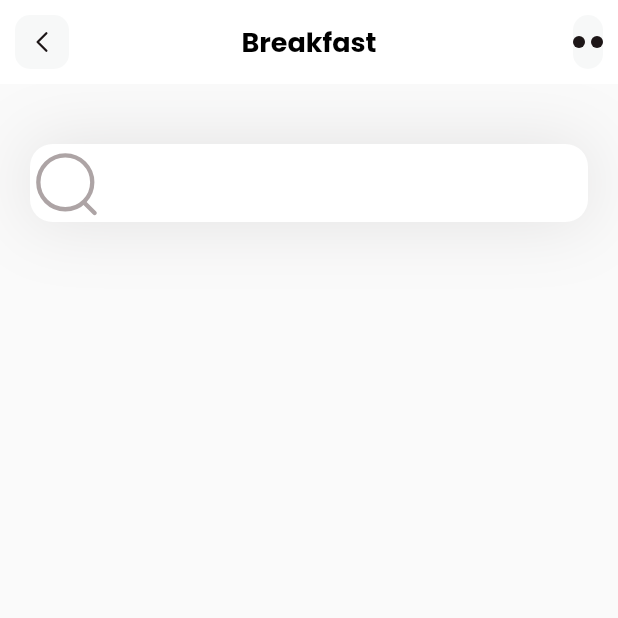
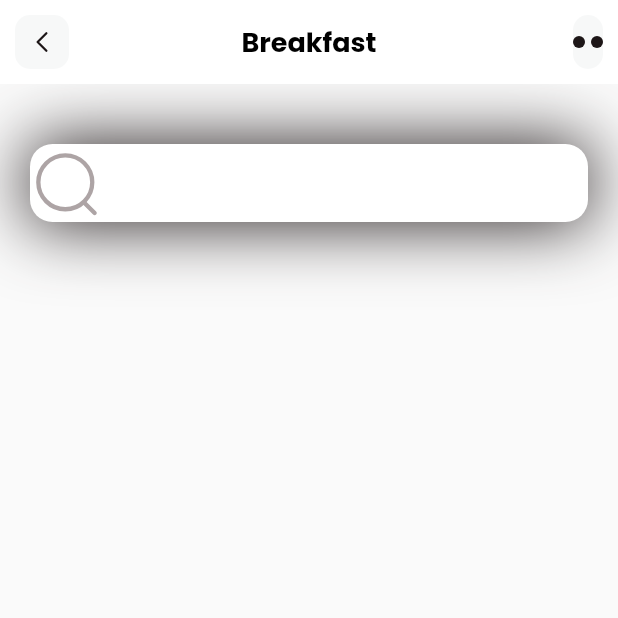
Before and after one commit to rahilyusuf/flutter, a Flutter app: the screen it shows after launch, on a phone screen of 412 x 824 dp, the top half of it. Run offline on Flutter 3.47's test engine with Material 2 defaults, Android fonts, the phone set to English and light mode, and no system bars; our stand-ins replace flutter_svg.

Commit message:
changed opacity

```diff
--- a/lib/pages/home.dart
+++ b/lib/pages/home.dart
@@ -14,7 +14,7 @@ class HomePage extends StatelessWidget {
           decoration:BoxDecoration(
             boxShadow:[
               BoxShadow(
-                color: Color(0xff1D1617).withOpacity(0.11),
+                color: Color(0xff1D1617).withOpacity(0.99),
                 blurRadius: 40,
                 spreadRadius: 0.0
               )
```
